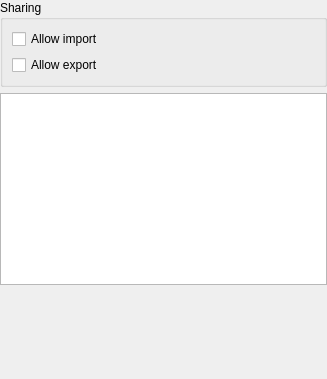
Above: src/gui/DatabaseSettingsWidgetSharing.ui from hicknhack-software/keepassxc before the change. Below: the same form after it.
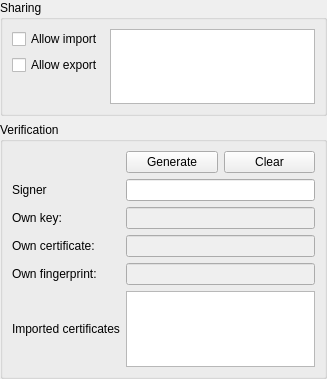
That is the form after the change.

Commit message:
Database holds verification instead of group
Moved sharing keys to Database instead of groups
Import of containers without certificate is possible but will ask for
each reimport since unsigned imports are untrusted

```diff
--- a/src/gui/DatabaseSettingsWidgetSharing.ui
+++ b/src/gui/DatabaseSettingsWidgetSharing.ui
@@ -10,10 +10,7 @@
     <height>379</height>
    </rect>
   </property>
-  <layout class="QVBoxLayout" name="verticalLayout" stretch="0,0,1">
-   <property name="spacing">
-    <number>6</number>
-   </property>
+  <layout class="QVBoxLayout" name="verticalLayout" stretch="0,0,0">
    <property name="leftMargin">
     <number>0</number>
    </property>
@@ -31,44 +28,148 @@
      <property name="title">
       <string>Sharing</string>
      </property>
-     <layout class="QVBoxLayout" name="verticalLayout_2">
-      <item>
+     <layout class="QGridLayout" name="gridLayout">
+      <item row="0" column="0">
        <widget class="QCheckBox" name="enableImportCheckBox">
         <property name="text">
          <string>Allow import</string>
         </property>
        </widget>
       </item>
-      <item>
+      <item row="1" column="0">
        <widget class="QCheckBox" name="enableExportCheckBox">
         <property name="text">
          <string>Allow export</string>
         </property>
        </widget>
       </item>
+      <item row="0" column="1" rowspan="3">
+       <widget class="QTableView" name="sharedGroupsView">
+        <property name="editTriggers">
+         <set>QAbstractItemView::NoEditTriggers</set>
+        </property>
+        <property name="showDropIndicator" stdset="0">
+         <bool>false</bool>
+        </property>
+        <property name="textElideMode">
+         <enum>Qt::ElideMiddle</enum>
+        </property>
+        <property name="sortingEnabled">
+         <bool>true</bool>
+        </property>
+        <attribute name="horizontalHeaderStretchLastSection">
+         <bool>true</bool>
+        </attribute>
+        <attribute name="verticalHeaderVisible">
+         <bool>false</bool>
+        </attribute>
+       </widget>
+      </item>
      </layout>
     </widget>
    </item>
    <item>
-    <widget class="QTableView" name="sharedGroupsView">
-     <property name="editTriggers">
-      <set>QAbstractItemView::NoEditTriggers</set>
+    <widget class="QGroupBox" name="verificationGroupBox">
+     <property name="sizePolicy">
+      <sizepolicy hsizetype="Preferred" vsizetype="Expanding">
+       <horstretch>0</horstretch>
+       <verstretch>0</verstretch>
+      </sizepolicy>
      </property>
-     <property name="showDropIndicator" stdset="0">
-      <bool>false</bool>
+     <property name="title">
+      <string>Verification</string>
      </property>
-     <property name="textElideMode">
-      <enum>Qt::ElideMiddle</enum>
-     </property>
-     <property name="sortingEnabled">
-      <bool>true</bool>
-     </property>
-     <attribute name="horizontalHeaderStretchLastSection">
-      <bool>true</bool>
-     </attribute>
-     <attribute name="verticalHeaderVisible">
-      <bool>false</bool>
-     </attribute>
+     <layout class="QGridLayout" name="gridLayout_2" columnstretch="0,1,1">
+      <item row="3" column="0">
+       <widget class="QLabel" name="verificationOwnCertificateLabel">
+        <property name="text">
+         <string>Own certificate:</string>
+        </property>
+       </widget>
+      </item>
+      <item row="5" column="0">
+       <widget class="QLabel" name="verificationForeignCertificateLabel">
+        <property name="text">
+         <string>Imported certificates</string>
+        </property>
+       </widget>
+      </item>
+      <item row="1" column="0">
+       <widget class="QLabel" name="verificationExporterLabel">
+        <property name="text">
+         <string>Signer</string>
+        </property>
+       </widget>
+      </item>
+      <item row="2" column="0">
+       <widget class="QLabel" name="verificationOwnKeyLabel">
+        <property name="text">
+         <string>Own key:</string>
+        </property>
+       </widget>
+      </item>
+      <item row="4" column="0">
+       <widget class="QLabel" name="verificationOwnFingerprintLabel">
+        <property name="text">
+         <string>Own fingerprint:</string>
+        </property>
+       </widget>
+      </item>
+      <item row="0" column="1">
+       <widget class="QPushButton" name="generateCerticateButton">
+        <property name="text">
+         <string>Generate</string>
+        </property>
+       </widget>
+      </item>
+      <item row="0" column="2">
+       <widget class="QPushButton" name="clearCertificateButton">
+        <property name="text">
+         <string>Clear</string>
+        </property>
+       </widget>
+      </item>
+      <item row="1" column="1" colspan="2">
+       <widget class="QLineEdit" name="verificationExporterEdit"/>
+      </item>
+      <item row="2" column="1" colspan="2">
+       <widget class="QLineEdit" name="verificationOwnKeyEdit">
+        <property name="enabled">
+         <bool>false</bool>
+        </property>
+        <property name="readOnly">
+         <bool>false</bool>
+        </property>
+       </widget>
+      </item>
+      <item row="3" column="1" colspan="2">
+       <widget class="QLineEdit" name="verificationOwnCertificateEdit">
+        <property name="enabled">
+         <bool>false</bool>
+        </property>
+        <property name="readOnly">
+         <bool>false</bool>
+        </property>
+       </widget>
+      </item>
+      <item row="4" column="1" colspan="2">
+       <widget class="QLineEdit" name="verificationOwnFingerprintEdit">
+        <property name="enabled">
+         <bool>false</bool>
+        </property>
+       </widget>
+      </item>
+      <item row="5" column="1" colspan="2">
+       <widget class="QTableView" name="verificationTableView">
+        <attribute name="horizontalHeaderVisible">
+         <bool>false</bool>
+        </attribute>
+        <attribute name="horizontalHeaderStretchLastSection">
+         <bool>true</bool>
+        </attribute>
+       </widget>
+      </item>
+     </layout>
     </widget>
    </item>
    <item>
```
The commit also changes 10 other files.
